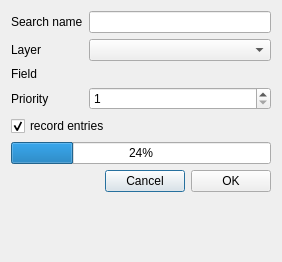
Before: the Qt Designer form ui/ui_projectsearch.ui in 3nids/quickfinder, drawn with Qt 5.
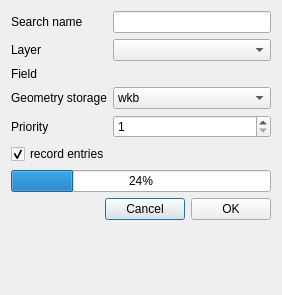
After: the same form once the commit is applied. Custom widgets are drawn as their Qt base class.

Commit message: Add an option to store geometry as WKB, WKT or extent as WKT

The edit to the form file:
```diff
--- a/ui/ui_projectsearch.ui
+++ b/ui/ui_projectsearch.ui
@@ -7,7 +7,7 @@
     <x>0</x>
     <y>0</y>
     <width>282</width>
-    <height>262</height>
+    <height>295</height>
    </rect>
   </property>
   <property name="windowTitle">
@@ -63,14 +63,14 @@
    <item row="4" column="1">
     <widget class="QgsFieldExpressionWidget" name="fieldExpressionWidget"/>
    </item>
-   <item row="6" column="0">
+   <item row="7" column="0">
     <widget class="QLabel" name="label_2">
      <property name="text">
       <string>Priority</string>
      </property>
     </widget>
    </item>
-   <item row="6" column="1">
+   <item row="7" column="1">
     <widget class="QSpinBox" name="priorityBox">
      <property name="minimum">
       <number>1</number>
@@ -83,14 +83,14 @@
      </property>
     </widget>
    </item>
-   <item row="9" column="0" colspan="2">
+   <item row="10" column="0" colspan="2">
     <widget class="QProgressBar" name="progressBar">
      <property name="value">
       <number>24</number>
      </property>
     </widget>
    </item>
-   <item row="8" column="0" colspan="2">
+   <item row="9" column="0" colspan="2">
     <widget class="QCheckBox" name="evaluateCheckBox">
      <property name="toolTip">
       <string>&lt;html&gt;&lt;head/&gt;&lt;body&gt;&lt;p&gt;If checked, the search entries will be recorded directly.&lt;/p&gt;&lt;p&gt;If you want to add several large layers, uncheck it and use the refresh button once all layers have been added.&lt;/p&gt;&lt;/body&gt;&lt;/html&gt;</string>
@@ -103,7 +103,7 @@
      </property>
     </widget>
    </item>
-   <item row="10" column="0" colspan="2">
+   <item row="11" column="0" colspan="2">
     <layout class="QHBoxLayout" name="horizontalLayout">
      <item>
       <spacer name="horizontalSpacer">
@@ -134,6 +134,32 @@
      </item>
     </layout>
    </item>
+   <item row="6" column="0">
+    <widget class="QLabel" name="geometryStorageLabel">
+     <property name="text">
+      <string>Geometry storage</string>
+     </property>
+    </widget>
+   </item>
+   <item row="6" column="1">
+    <widget class="QComboBox" name="geometryStorageCombo">
+     <item>
+      <property name="text">
+       <string>wkb</string>
+      </property>
+     </item>
+     <item>
+      <property name="text">
+       <string>wkt</string>
+      </property>
+     </item>
+     <item>
+      <property name="text">
+       <string>extent</string>
+      </property>
+     </item>
+    </widget>
+   </item>
   </layout>
  </widget>
  <customwidgets>
```
Left out of the diff: 9 changed lines with no effect on the pictures. The commit also changes 4 other files.
